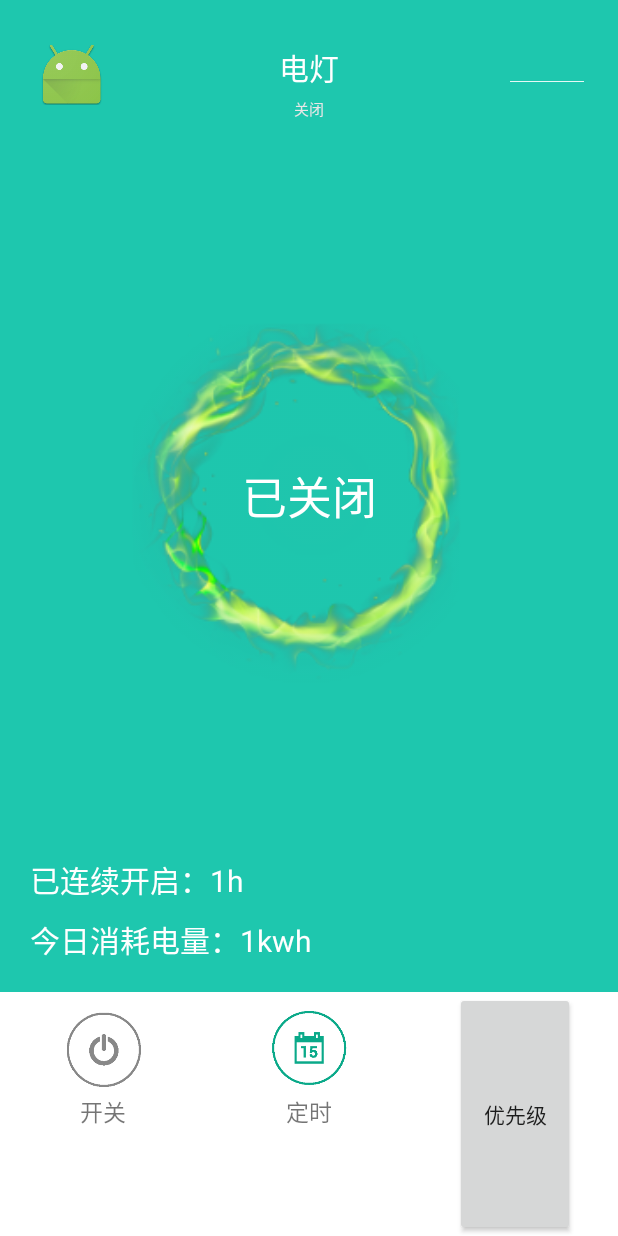
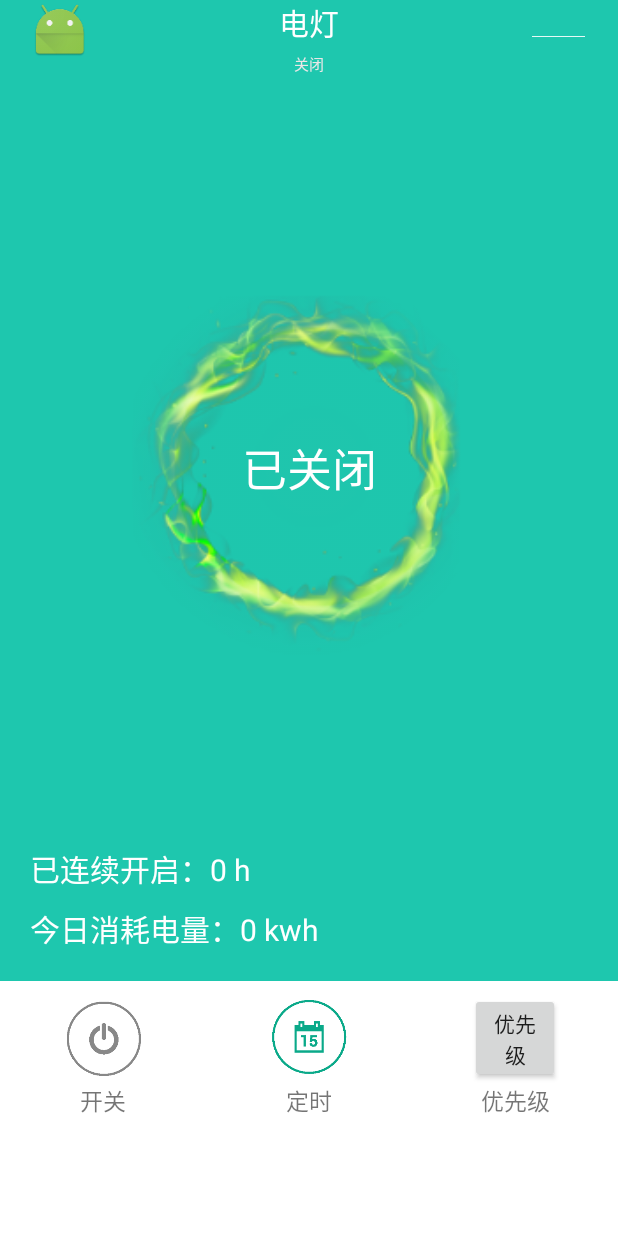
Before and after one commit to JiaShengCao/MyApplication, an Android app: the ListItem2 screen opened directly, with no data from a screen before it, on a phone screen of 412 x 824 dp. Run offline under Robolectric (Android 15) with nearby library versions, the phone set to English and light mode, and no system bars.

Commit message:
单个电器

```diff
--- a/upproject/src/main/java/com/example/upproject/ui/main/Fragment1.java
+++ b/upproject/src/main/java/com/example/upproject/ui/main/Fragment1.java
@@ -50,7 +50,6 @@ public class Fragment1 extends Fragment {
         super.onCreate(savedInstanceState);
 
     }
-
     @Nullable
     @Override
     public View onCreateView(LayoutInflater inflater, @Nullable ViewGroup container, @Nullable
--- a/upproject/src/main/java/com/example/upproject/ui/main/Fragment2.java
+++ b/upproject/src/main/java/com/example/upproject/ui/main/Fragment2.java
@@ -19,9 +19,13 @@ import com.example.upproject.StatisticsView;
  */
 //功能待定
 public class Fragment2 extends Fragment implements View.OnClickListener{
+
     private View view;
-    private StatisticsView zhexian;
+
+    private StatisticsView zhexian;//折线统计图
+
     private ImageButton model1;//立即开启模式
+
     private ImageButton model2;//定时开启模式
 
     @Nullable
--- /dev/null
+++ b/upproject/src/main/res/anim/left_out.xml
@@ -0,0 +1,5 @@
+<?xml version="1.0" encoding="utf-8"?>
+<set xmlns:android="http://schemas.android.com/apk/res/android">
+<translate android:fromXDelta="0"
+           android:toXDelta="100%"/>
+</set>
--- /dev/null
+++ b/upproject/src/main/res/anim/right_in.xml
@@ -0,0 +1,7 @@
+<?xml version="1.0" encoding="utf-8"?>
+<set xmlns:android="http://schemas.android.com/apk/res/android">
+<translate
+    android:fromXDelta="100"
+    android:toXDelta="0"
+    />
+</set>
--- a/upproject/src/main/res/layout/activity_main.xml
+++ b/upproject/src/main/res/layout/activity_main.xml
@@ -4,7 +4,8 @@
     xmlns:tools="http://schemas.android.com/tools"
     android:layout_width="match_parent"
     android:layout_height="match_parent"
-     android:orientation="vertical"
+    android:fitsSystemWindows="true"
+    android:orientation="vertical"
     tools:context=".ui.main.MainActivity">
 
     <android.support.v4.view.ViewPager
--- a/upproject/src/main/res/layout/new_item.xml
+++ b/upproject/src/main/res/layout/new_item.xml
@@ -3,9 +3,9 @@
               android:layout_width="match_parent"
               android:background="#1ec7ae"
               android:orientation="vertical"
+              android:fitsSystemWindows="true"
               android:layout_height="match_parent">
  <LinearLayout
-    android:layout_marginTop="30dp"
     android:orientation="horizontal"
     android:layout_weight="10"
     android:layout_width="match_parent"
@@ -17,11 +17,10 @@
         android:layout_width="match_parent"
         android:layout_height="60dp"
         android:orientation="horizontal">
-        <ImageButton
-            android:background="#00000000"
-            android:layout_weight="1"
+        <Button
+            android:id="@+id/fanhui"
+            android:background="@mipmap/ic_launcher"
             android:layout_marginLeft="20dp"
-            android:src="@mipmap/ic_launcher"
             android:layout_width="40dp"
             android:layout_height="40dp"/>
         <LinearLayout
@@ -45,9 +44,9 @@
                 android:layout_height="25dp"
                 android:text="关闭"/>
         </LinearLayout>
-            <ImageButton
+            <Button
+                android:id="@+id/btn_init"
                 android:background="@mipmap/whilt_line"
-                android:layout_weight="1"
                 android:layout_marginRight="20dp"
                 android:layout_width="40dp"
                 android:layout_height="40dp"/>
@@ -76,7 +75,7 @@
         android:layout_marginBottom="10dp"
         android:textSize="20sp"
         android:textColor="#ffffff"
-        android:text="已连续开启：1h"
+        android:text="已连续开启：0 h"
         android:layout_width="match_parent"
         android:layout_height="wrap_content"/>
 
@@ -85,7 +84,7 @@
         android:layout_marginLeft="20dp"
         android:textSize="20sp"
         android:textColor="#ffffff"
-        android:text="今日消耗电量：1kwh"
+        android:text="今日消耗电量：0 kwh"
         android:layout_width="match_parent"
         android:layout_height="wrap_content"/>
     <LinearLayout
@@ -140,12 +139,18 @@
             android:layout_width="match_parent"
             android:layout_height="match_parent">
         <Button
+            android:layout_marginTop="8dp"
             android:id="@+id/btn_priority"
             android:text="优先级"
-            android:layout_weight="1"
             android:layout_gravity="center"
-            android:layout_width="80dp"
-            android:layout_height="80dp"/>
+            android:layout_width="60dp"
+            android:layout_height="60dp"/>
+            <TextView
+                android:gravity="center|top"
+                android:textSize="15sp"
+                android:text="优先级"
+                android:layout_width="match_parent"
+                android:layout_height="match_parent"/>
         </LinearLayout>
 
     </LinearLayout>
--- /dev/null
+++ b/upproject/src/main/res/values/AnimationFade.xml
@@ -0,0 +1,7 @@
+<?xml version="1.0" encoding="utf-8"?>
+<resources>
+    <style name="AnimationFade">
+        <item name="android:windowEnterAnimation">@anim/right_in</item>
+        <item name="android:windowExitAnimation">@anim/left_out</item>
+    </style>
+</resources>
```
Also changed, not shown: upproject/src/main/java/com/example/upproject/ui/main/ui_ietm_list/ListItem2.java (+88 -10 lines), upproject/src/main/res/layout/pop_window.xml (added, +28 -0 lines), upproject/src/main/res/layout/tab01.xml (+4 -5 lines), upproject/src/main/res/layout/tab02.xml (+4 -5 lines), upproject/src/main/res/layout/tab03.xml (+4 -5 lines).
